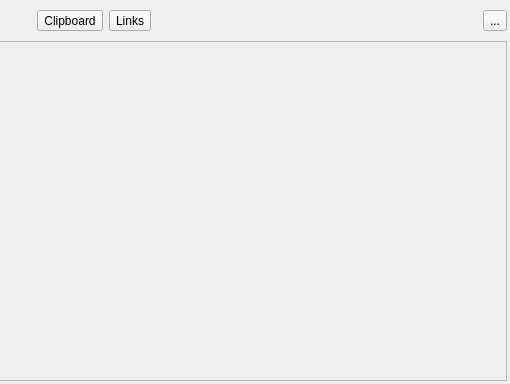
SeptemberHX/MPaste, file widget/MPasteWidget.ui: the form before one commit; both pictures show x 292 to 802 and y 0 to 384 of the 802 by 384 pixel window.
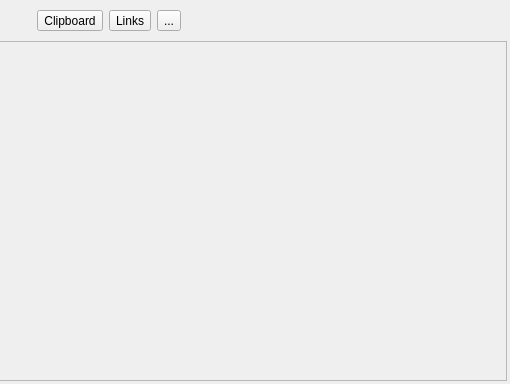
The form after the commit.

```diff
--- a/widget/MPasteWidget.ui
+++ b/widget/MPasteWidget.ui
@@ -71,6 +71,13 @@
         </property>
        </widget>
       </item>
+      <item>
+       <widget class="QToolButton" name="menuButton">
+        <property name="text">
+         <string>...</string>
+        </property>
+       </widget>
+      </item>
       <item>
        <spacer name="horizontalSpacer_2">
         <property name="orientation">
@@ -84,13 +91,6 @@
         </property>
        </spacer>
       </item>
-      <item>
-       <widget class="QToolButton" name="toolButton_3">
-        <property name="text">
-         <string>...</string>
-        </property>
-       </widget>
-      </item>
      </layout>
     </widget>
    </item>
```
